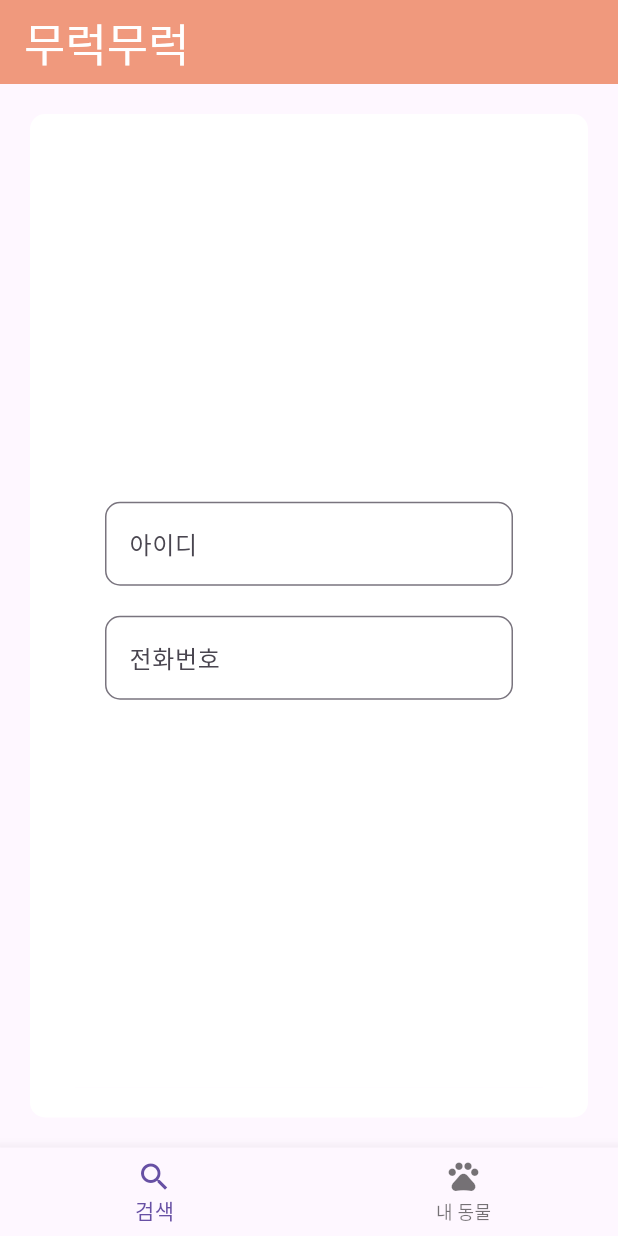
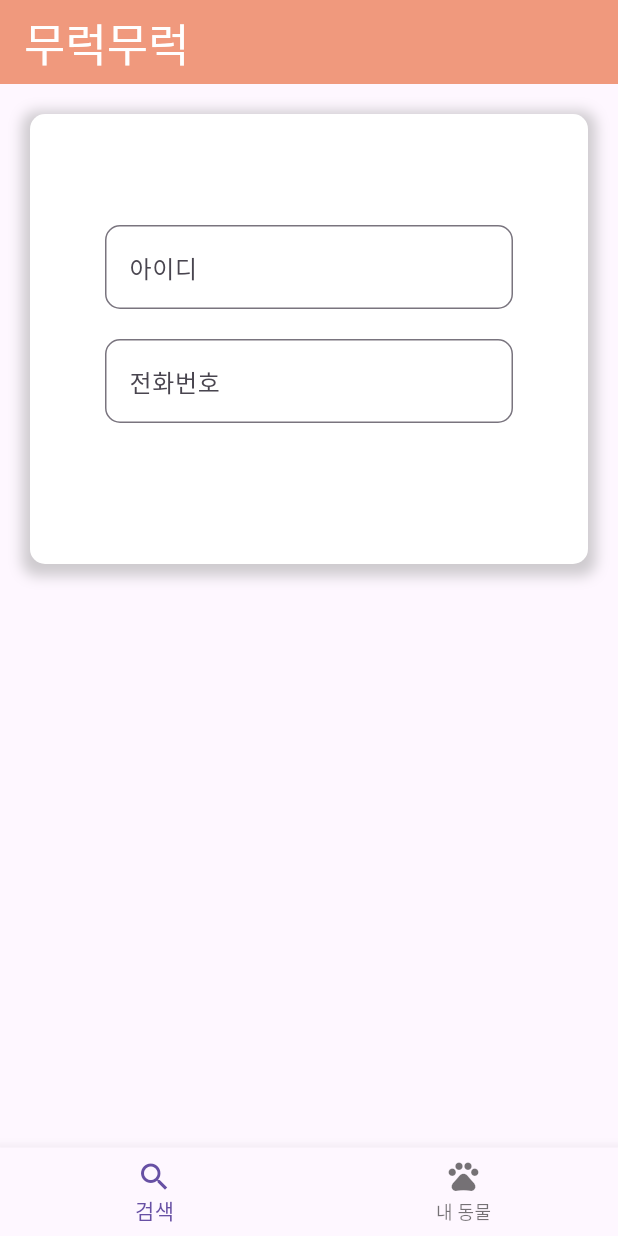
Before and after one commit to Kim-sehwan/life-project, a Flutter app: the screen it shows after launch, on a phone screen of 412 x 824 dp. Run offline on Flutter 3.47's test engine with Material 3 defaults, Android fonts, the phone set to English and light mode, and no system bars; Roboto replaces fonts that are missing (sbb); project files that could hold a hidden picture were left out.

Commit message:
Merge remote-tracking branch 'origin/main'
# Conflicts:
#	lib/main.dart

```diff
--- a/lib/main.dart
+++ b/lib/main.dart
@@ -25,12 +25,21 @@ class MyApp extends StatelessWidget {
             ),
           ),
         ),
-        body: Center(
-          child: Padding(
+        body: Column(children: [
+          Padding(
             padding: const EdgeInsets.all(20),
             child: Container(
               width: double.infinity,
+              height: 300,
               decoration: BoxDecoration(
+                boxShadow: [
+                  BoxShadow(
+                    color: Colors.grey.withOpacity(0.5),
+                    spreadRadius: 5,
+                    blurRadius: 7,
+                    offset: const Offset(0, 3),
+                  )
+                ],
                 borderRadius: BorderRadius.circular(10),
                 color: Colors.white,
               ),
@@ -39,8 +48,8 @@ class MyApp extends StatelessWidget {
                 child: Login(),
               ),
             ),
-          ),
-        ),
+          )
+        ]),
         bottomNavigationBar: BottomNavigationBar(
           items: const [
             BottomNavigationBarItem(icon: Icon(Icons.search), label: "검색"),
```
